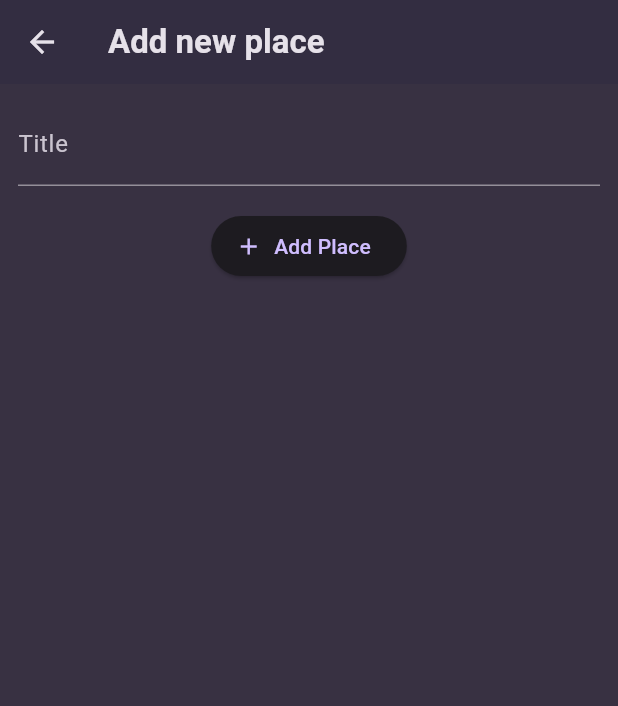
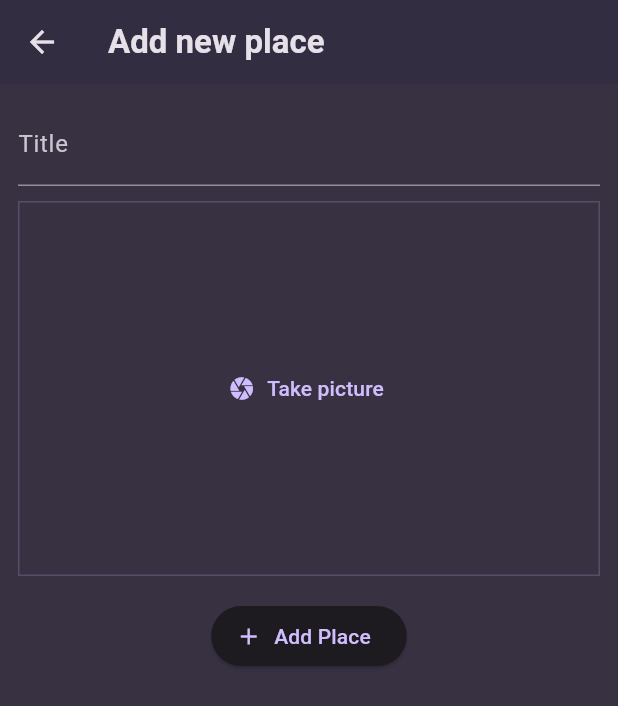
Before and after one commit to dlipkumar77/favorite_places, a Flutter app: the AddPlaceScreen screen opened directly, on a phone screen of 412 x 824 dp. Shown: the top 706 px of the screen. Run offline on Flutter 3.47's test engine with Material 3 defaults, Android fonts, the phone set to English and light mode, and no system bars; our stand-ins replace flutter_riverpod, google_fonts.

Commit message:
image adding basic design

```diff
--- a/lib/screens/add_place.dart
+++ b/lib/screens/add_place.dart
@@ -1,6 +1,7 @@
 import 'package:flutter/material.dart';
 import 'package:flutter_riverpod/flutter_riverpod.dart';
 import '/providers/user_places.dart';
+import '/widgets/image_input.dart';
 
 class AddPlaceScreen extends ConsumerStatefulWidget {
   const AddPlaceScreen({super.key});
@@ -47,6 +48,10 @@ class _AddPlaceScreenState extends ConsumerState<AddPlaceScreen> {
               controller: _titleController,
             ),
             SizedBox(
+              height: 10,
+            ),
+            ImageInput(),
+            SizedBox(
               height: 16,
             ),
             ElevatedButton.icon(
--- /dev/null
+++ b/lib/widgets/image_input.dart
@@ -0,0 +1,33 @@
+import 'package:flutter/material.dart';
+
+class ImageInput extends StatefulWidget {
+  const ImageInput({super.key});
+
+  @override
+  State<StatefulWidget> createState() {
+    return _ImageInputState();
+  }
+}
+
+class _ImageInputState extends State<ImageInput> {
+  void _takePickture() {}
+  @override
+  Widget build(BuildContext context) {
+    return Container(
+      decoration: BoxDecoration(
+        border: Border.all(
+          width: 1,
+          color: Theme.of(context).colorScheme.primary.withValues(alpha: 0.2),
+        ),
+      ),
+      height: 250,
+      width: double.infinity,
+      alignment: Alignment.center,
+      child: TextButton.icon(
+        onPressed: _takePickture,
+        icon: Icon(Icons.camera),
+        label: Text('Take picture'),
+      ),
+    );
+  }
+}
```
